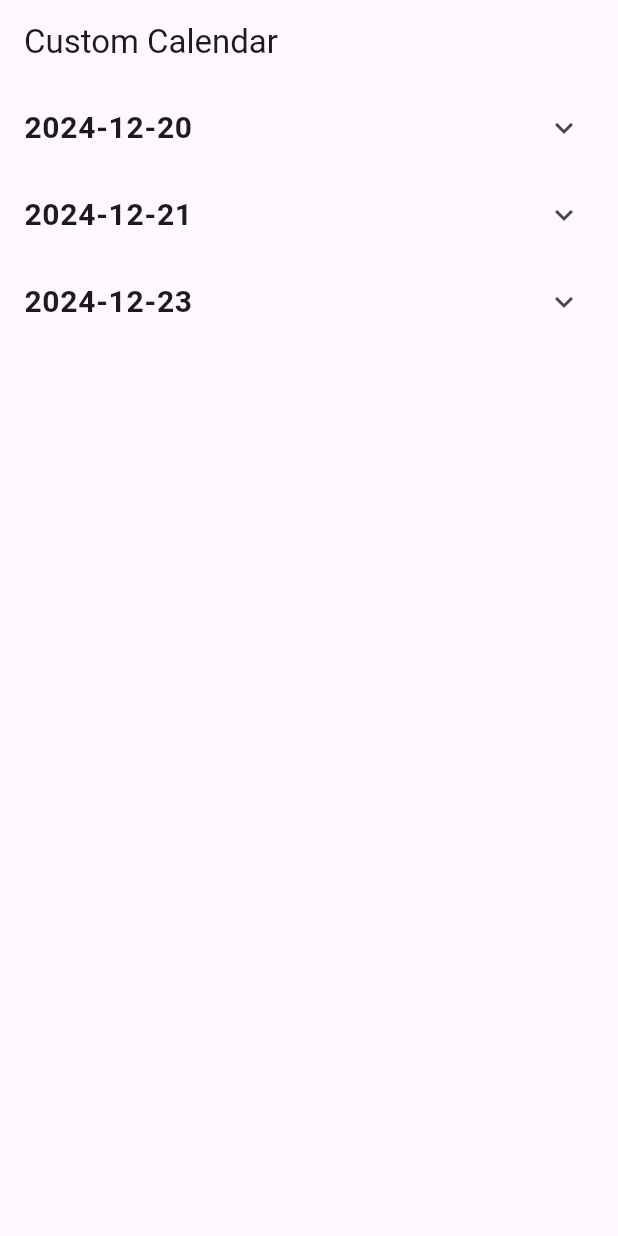
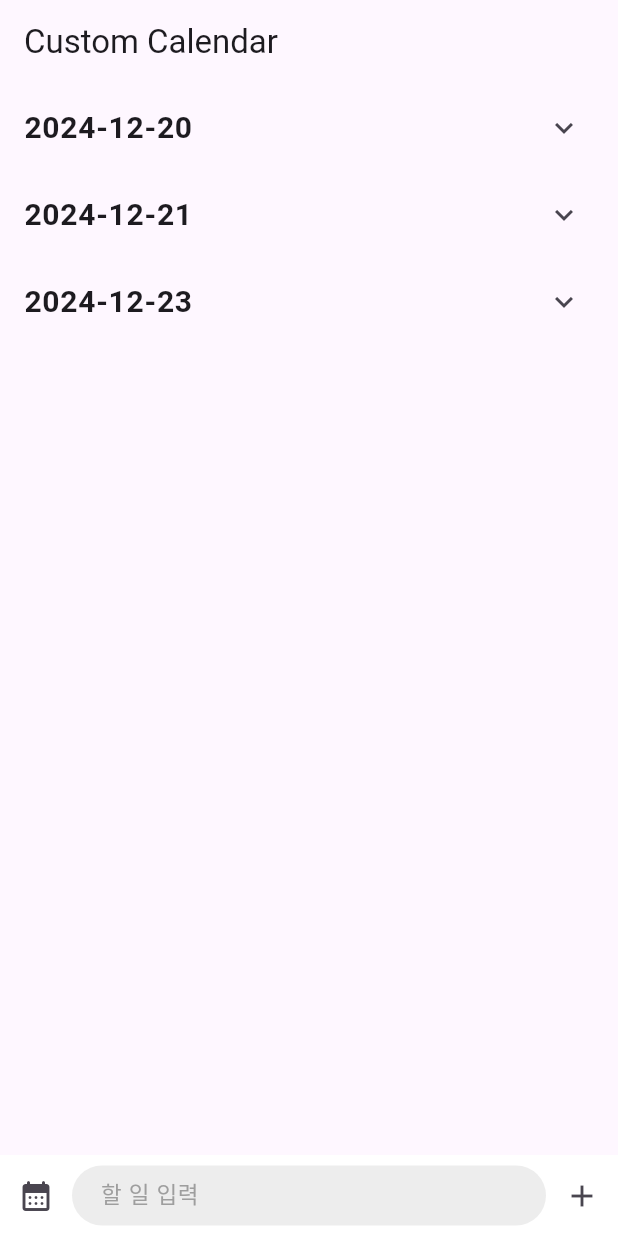
Before and after one commit to gkswl412/simple_todo_calendar, a Flutter app: the screen it shows after launch, on a phone screen of 412 x 824 dp. Run offline on Flutter 3.47's test engine with Material 3 defaults, Android fonts, the phone set to English and light mode, and no system bars.

Commit message:
feat: Add text field for entering tasks

```diff
--- a/lib/main.dart
+++ b/lib/main.dart
@@ -44,7 +44,60 @@ class MainApp extends StatelessWidget {
               isDone: false,
             ),
           ],
-          )),
+        ),
+        bottomSheet: Container(
+          color: Colors.white,
+          child: Row(
+            children: [
+              IconButton(
+                onPressed: () {
+                  debugPrint('open Calendar!');
+                },
+                icon: const Icon(
+                  Icons.calendar_month_rounded,
+                ),
+              ),
+              Expanded(
+                child: Container(
+                  height: 40,
+                  margin: const EdgeInsets.symmetric(
+                    vertical: 7,
+                  ),
+                  decoration: BoxDecoration(
+                    borderRadius: BorderRadius.circular(20),
+                    color: const Color(0xffededed),
+                  ),
+                  child: const TextField(
+                    cursorColor: Colors.blue,
+                    decoration: InputDecoration(
+                      hintText: '할 일 입력',
+                      hintStyle: TextStyle(
+                        color: Colors.grey,
+                        fontSize: 15,
+                      ),
+                      contentPadding: EdgeInsets.symmetric(
+                        vertical: 10,
+                        horizontal: 15,
+                      ),
+                      border: OutlineInputBorder(
+                        borderSide: BorderSide.none,
+                      ),
+                    ),
+                  ),
+                ),
+              ),
+              IconButton(
+                onPressed: () {
+                  debugPrint('Add!');
+                },
+                icon: const Icon(
+                  Icons.add,
+                ),
+              ),
+            ],
+          ),
+        ),
+      ),
     );
   }
 }
--- a/pubspec.yaml
+++ b/pubspec.yaml
@@ -7,7 +7,7 @@ environment:
   sdk: ^3.5.4
 
 dependencies:
-  collection: ^1.19.0
+  collection: ^1.18.0
   flutter:
     sdk: flutter
   intl: ^0.20.1
```
Also changed, not shown: pubspec.lock. Lines whose indentation alone changed are shown as unchanged.
